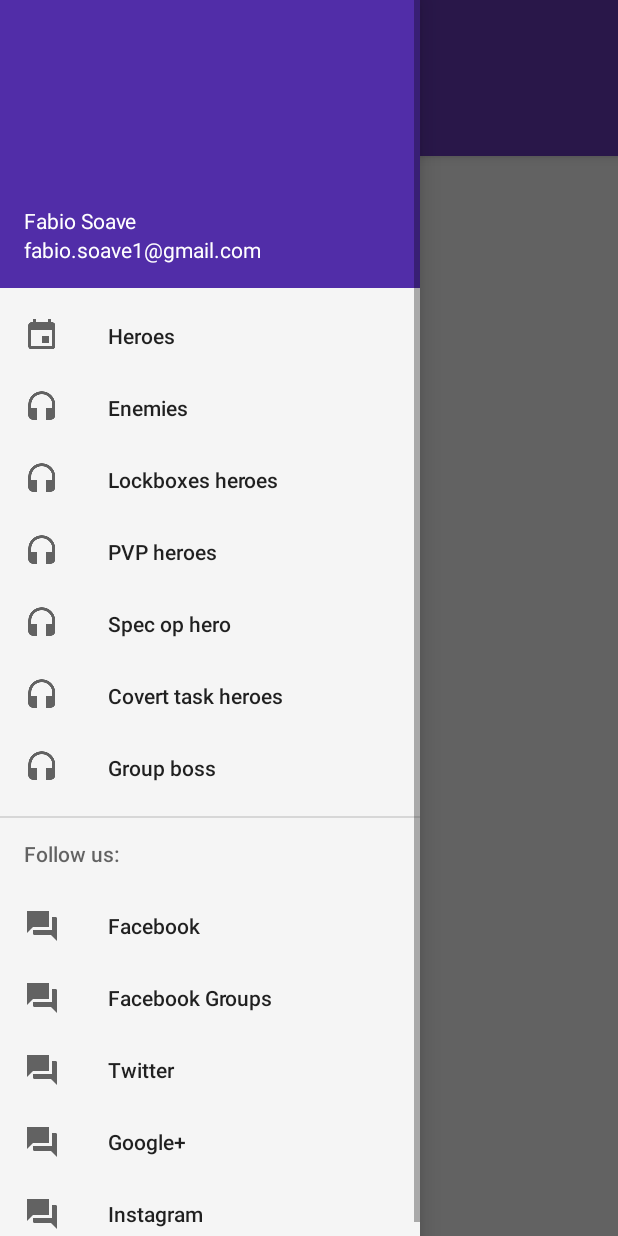
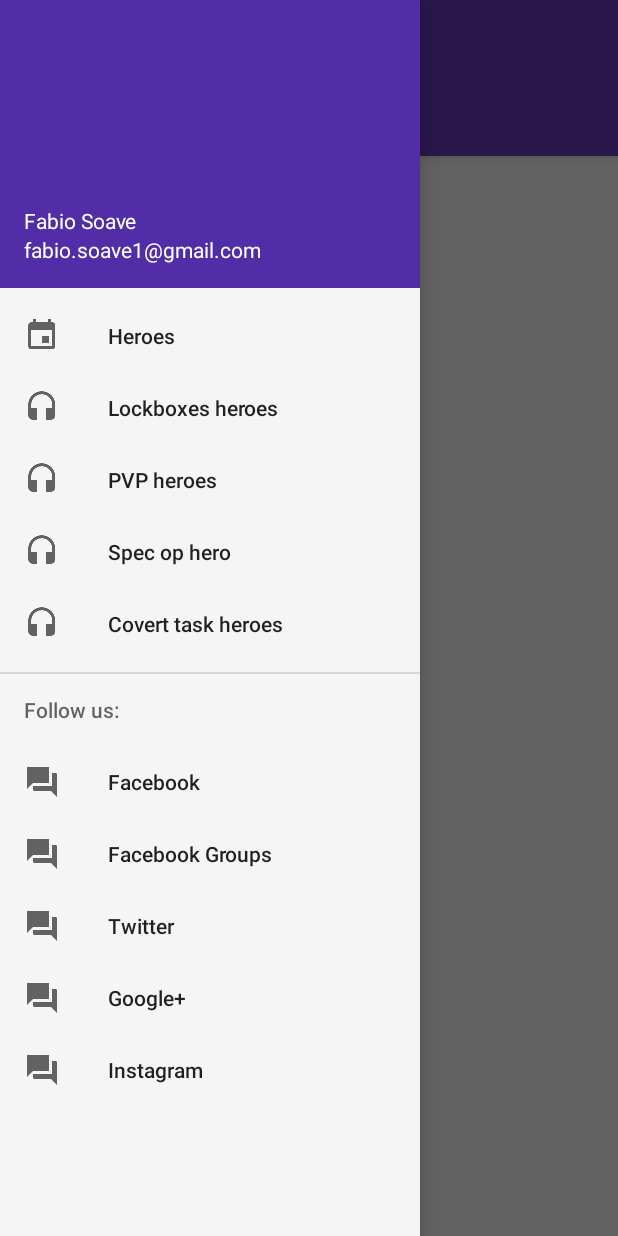
Before and after one commit to fsoave/first-app, an Android app: the OptionMenuMainActivity screen opened directly, with no data from a screen before it, with the side drawer open, on a phone screen of 412 x 824 dp. Run offline under Robolectric (Android 15) with nearby library versions, the phone set to English and light mode, and no system bars; 3 statements that could not run were skipped.

Commit message:
comment for some menu-entry not yet implemented

```diff
--- a/app/src/main/res/menu/drawer_view.xml
+++ b/app/src/main/res/menu/drawer_view.xml
@@ -17,10 +17,10 @@
             android:id="@+id/nav_heroes"
             android:icon="@drawable/ic_event"
             android:title="Heroes" />
-        <item
+       <!-- <item
             android:id="@+id/nav_enemies"
             android:icon="@drawable/ic_headset"
-            android:title="Enemies" />
+            android:title="Enemies" /> -->
         <item
             android:id="@+id/nav_lockbox"
             android:icon="@drawable/ic_headset"
@@ -37,10 +37,10 @@
             android:id="@+id/nav_coverthero"
             android:icon="@drawable/ic_headset"
             android:title="Covert task heroes" />
-        <item
+        <!-- <item
             android:id="@+id/nav_group_boss"
             android:icon="@drawable/ic_headset"
-            android:title="Group boss" />
+            android:title="Group boss" /> -->
     </group>
 
     <item android:title="Follow us:">
```
Also changed, not shown: app/src/main/java/com/support/android/designlibdemo/MainActivity.java (+4 -4 lines).
